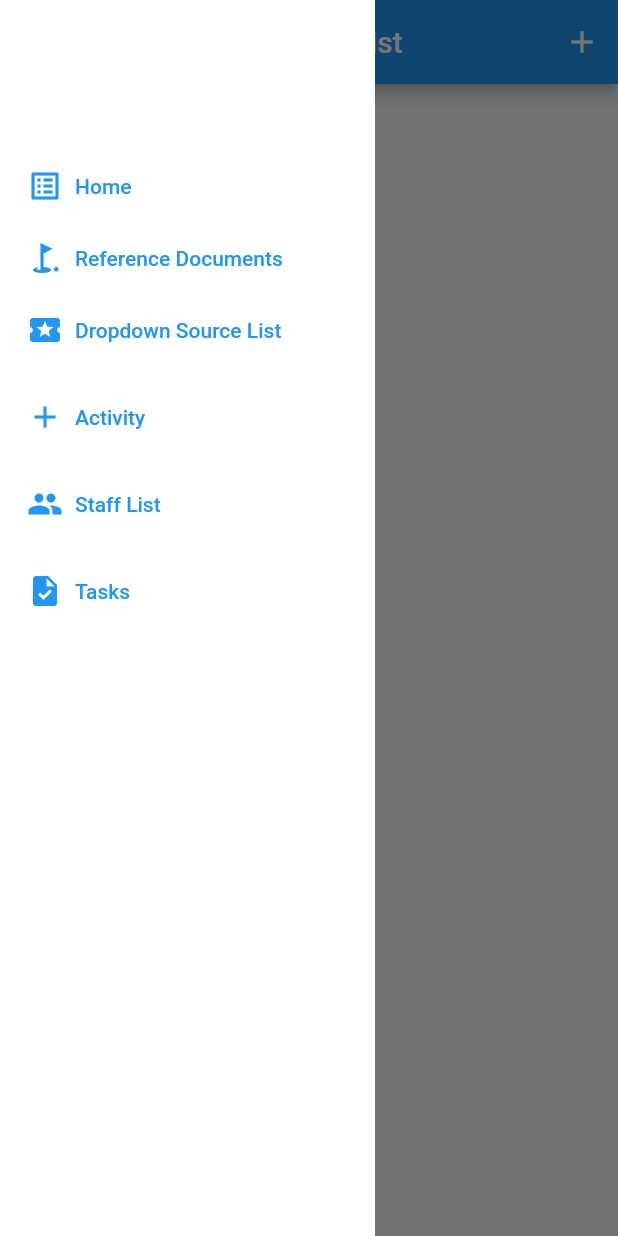
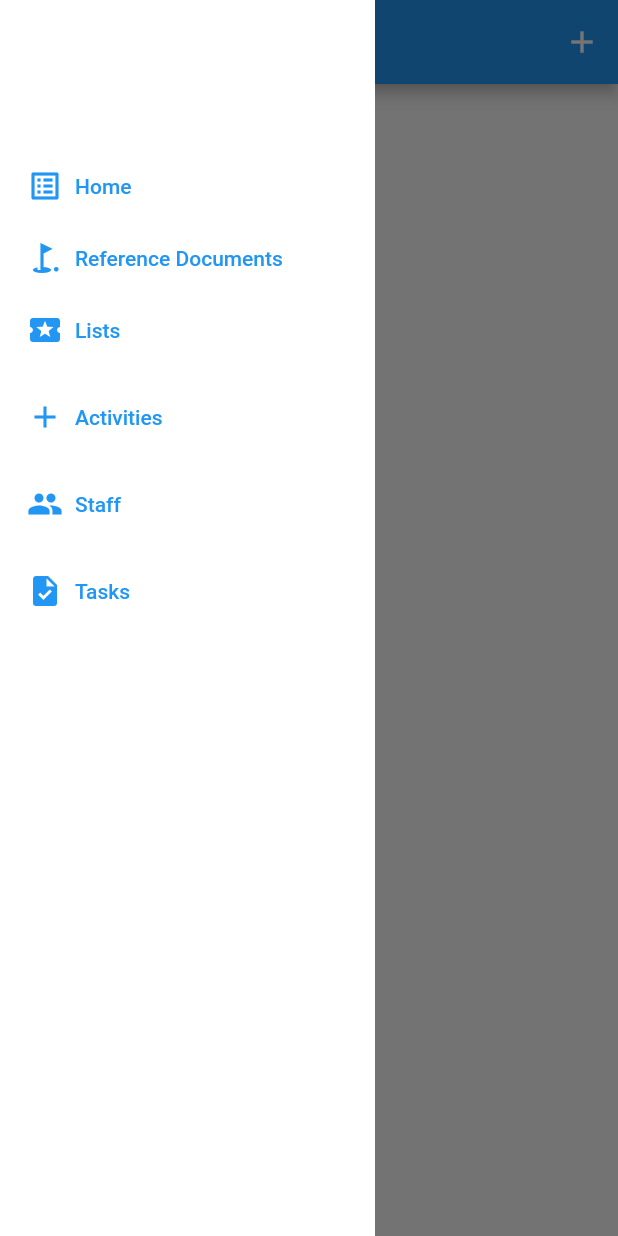
Before and after one commit to ebashirli/dops, a Flutter app: the screen it shows after launch, with the side drawer open, on a phone screen of 412 x 824 dp. Run offline on Flutter 3.47's test engine with Material 2 defaults, Android fonts, the phone set to English and light mode, and no system bars; our stand-ins replace cloud_firestore, date_field, dropdown_search, email_validator, firebase_core, get and 1 more; accounts and stored records are empty.

Commit message:
an unknown commit

```diff
--- a/lib/controllers/reference_document_controller.dart
+++ b/lib/controllers/reference_document_controller.dart
@@ -41,14 +41,14 @@ class ReferenceDocumentController extends GetxController {
     _documents.bindStream(_repository.getAllReferenceDocumentsAsStream());
   }
 
-  saveReferenceDocument({required ReferenceDocumentModel model}) async {
+  saveDocument({required ReferenceDocumentModel model}) async {
     CustomFullScreenDialog.showDialog();
     await _repository.addReferenceDocumentModel(model);
     CustomFullScreenDialog.cancelDialog();
     Get.back();
   }
 
-  updateReferenceDocument({
+  updateDocument({
     required ReferenceDocumentModel model,
   }) async {
     final isValid = referenceDocumentFormKey.currentState!.validate();
@@ -238,8 +238,8 @@ class ReferenceDocumentController extends GetxController {
                                 assignedDocumentsCount: 0,
                               );
                               aModel == null
-                                  ? saveReferenceDocument(model: model)
-                                  : updateReferenceDocument(model: model);
+                                  ? saveDocument(model: model)
+                                  : updateDocument(model: aModel);
                             },
                             child: Text(
                               aModel != null ? 'Update' : 'Add',
@@ -258,7 +258,7 @@ class ReferenceDocumentController extends GetxController {
     );
   }
 
-  List<Map<String, String>> get getDataForTableView {
+  List<Map<String, dynamic>> get getDataForTableView {
     return _documents.map((document) {
       Map<String, String> map = {};
       document.toMap().entries.forEach((entry) {
--- a/lib/main.dart
+++ b/lib/main.dart
@@ -31,8 +31,8 @@ Future<void> initServices() async {
       tag: 'reference_documents');
 
   await Get.putAsync<StorageService>(
-      () async => await FirebaseStorageService('employees'),
-      tag: 'employees');
+      () async => await FirebaseStorageService('staff'),
+      tag: 'staff');
 
   await Get.putAsync<StorageService>(
       () async => await FirebaseStorageService('tasks'),
--- a/lib/models/staff_model.dart
+++ b/lib/models/staff_model.dart
@@ -5,7 +5,7 @@ class StaffModel {
   String name;
   String surname;
   String patronymic;
-  String fullName;
+  String? fullName;
   String initial;
   String systemDesignation;
   String jobTitle;
@@ -28,7 +28,7 @@ class StaffModel {
     required this.name,
     required this.surname,
     required this.patronymic,
-    required this.fullName,
+    this.fullName,
     required this.initial,
     required this.systemDesignation,
     required this.jobTitle,
--- a/lib/repositories/staff_repository.dart
+++ b/lib/repositories/staff_repository.dart
@@ -4,12 +4,12 @@ import 'package:dops/services/firebase_service/storage_service.dart';
 import 'package:get/get.dart';
 
 class StaffRepository {
-  final _api = Get.find<StorageService>(tag: 'employees');
-  late List<StaffModel> employees = [];
+  final _api = Get.find<StorageService>(tag: 'staff');
+  late List<StaffModel> staff = [];
 
   Future fetchStaffModels() async {
     QuerySnapshot result = await _api.getData();
-    employees = result.docs
+    staff = result.docs
         .map(
           (snapshot) => StaffModel.fromMap(
             snapshot.data() as Map<String, dynamic>,
@@ -17,10 +17,10 @@ class StaffRepository {
           ),
         )
         .toList();
-    return employees;
+    return staff;
   }
 
-  Stream<List<StaffModel>> getAllEmployeesAsStream() {
+  Stream<List<StaffModel>> getAllStaffAsStream() {
     return _api.getDataAsStream().map((QuerySnapshot query) {
       List<StaffModel> returnValue = [];
       query.docs.forEach(
--- a/lib/views/activity_view.dart
+++ b/lib/views/activity_view.dart
@@ -1,5 +1,5 @@
 import 'package:dops/controllers/activity_controller.dart';
-import 'package:dops/views/table_view.dart';
+import 'package:dops/widgets/table_view_widget.dart';
 import 'package:flutter/material.dart';
 import 'package:get/get.dart';
 
--- a/lib/views/home_view.dart
+++ b/lib/views/home_view.dart
@@ -26,10 +26,7 @@ class HomeView extends GetView<HomeController> {
         return Scaffold(
           drawer: _buildDrawer(),
           appBar: _buildAppBar(),
-          body: Padding(
-            padding: EdgeInsets.all(20),
-            child: _buildBody(),
-          ),
+          body: _buildBody(),
         );
       },
     );
@@ -93,7 +90,7 @@ class HomeView extends GetView<HomeController> {
           ),
           TextButton.icon(
             icon: Icon(Icons.local_activity),
-            label: const Text('Dropdown Source List'),
+            label: const Text('Lists'),
             onPressed: () {
               controller.homeStates = HomeStates.DropdownSourceListState;
               Get.back();
@@ -102,7 +99,7 @@ class HomeView extends GetView<HomeController> {
           SizedBox(height: 10),
           TextButton.icon(
             icon: Icon(Icons.add),
-            label: const Text('Activity'),
+            label: const Text('Activities'),
             onPressed: () {
               controller.homeStates = HomeStates.ActivityState;
               Get.back();
@@ -111,7 +108,7 @@ class HomeView extends GetView<HomeController> {
           SizedBox(height: 10),
           TextButton.icon(
             icon: Icon(Icons.people),
-            label: const Text('Staff List'),
+            label: const Text('Staff'),
             onPressed: () {
               controller.homeStates = HomeStates.StaffState;
               Get.back();
@@ -140,12 +137,12 @@ class HomeView extends GetView<HomeController> {
         return 'Reference Documents';
 
       case HomeStates.DropdownSourceListState:
-        return 'Dropdown Source List';
+        return 'Lists';
 
       case HomeStates.StaffState:
-        return 'Staff List';
+        return 'Staff';
       case HomeStates.TaskState:
-        return 'Task List';
+        return 'Tasks';
     }
   }
 
--- a/lib/views/reference_document_view.dart
+++ b/lib/views/reference_document_view.dart
@@ -1,4 +1,4 @@
-import 'package:dops/views/table_view.dart';
+import 'package:dops/widgets/table_view_widget.dart';
 import 'package:flutter/material.dart';
 import 'package:get/get.dart';
 import 'package:dops/controllers/reference_document_controller.dart';
--- a/lib/views/staff_view.dart
+++ b/lib/views/staff_view.dart
@@ -1,5 +1,5 @@
 import 'package:dops/controllers/staff_controller.dart';
-import 'package:dops/views/table_view.dart';
+import 'package:dops/widgets/table_view_widget.dart';
 import 'package:flutter/material.dart';
 import 'package:get/get.dart';
 
--- a/lib/views/task_view.dart
+++ b/lib/views/task_view.dart
@@ -1,5 +1,5 @@
 import 'package:dops/controllers/task_controller.dart';
-import 'package:dops/views/table_view.dart';
+import 'package:dops/widgets/table_view_widget.dart';
 import 'package:flutter/material.dart';
 import 'package:get/get.dart';
 
--- a/lib/widgets/custom_dropdown_menu_widget.dart
+++ b/lib/widgets/custom_dropdown_menu_widget.dart
@@ -1,7 +1,5 @@
 import 'package:dropdown_search/dropdown_search.dart';
 import 'package:flutter/material.dart';
-
-import 'package:dops/constants/lists.dart';
 
 // ignore: must_be_immutable
 class CustomDropdownMenu extends StatelessWidget {
--- a/lib/widgets/custom_multiselect_dropdown_menu_widget.dart
+++ b/lib/widgets/custom_multiselect_dropdown_menu_widget.dart
@@ -6,12 +6,14 @@ class CustomMultiselectDropdownMenu extends StatelessWidget {
   late List<String> items;
   final void Function(List<String>) onChanged;
   final String hint;
+  final List<String> selectedItems;
 
   CustomMultiselectDropdownMenu({
     Key? key,
     required this.onChanged,
     required this.items,
     required this.hint,
+    required this.selectedItems,
   }) : super(key: key);
 
   @override
@@ -19,6 +21,7 @@ class CustomMultiselectDropdownMenu extends StatelessWidget {
     return Column(
       children: [
         DropdownSearch<String>.multiSelection(
+          selectedItems: selectedItems,
           validator: (List<String>? v) {
             return v == null || v.isEmpty ? "required field" : null;
           },
--- a/lib/widgets/custom_string_text_field_widget.dart
+++ b/lib/widgets/custom_string_text_field_widget.dart
@@ -4,12 +4,14 @@ class CustomStringTextField extends StatelessWidget {
   final TextEditingController controller;
   final String labelText;
   final double? width;
+  final String? Function(String?)? validator;
 
   const CustomStringTextField({
     Key? key,
     required this.controller,
     required this.labelText,
     this.width,
+    this.validator,
   }) : super(key: key);
 
   @override
@@ -28,9 +30,7 @@ class CustomStringTextField extends StatelessWidget {
               ),
             ),
             controller: controller,
-            validator: (value) {
-              // return validateName(value!);
-            },
+            validator: validator,
           ),
           SizedBox(height: 10),
         ],
--- a/pubspec.yaml
+++ b/pubspec.yaml
@@ -22,6 +22,7 @@ dependencies:
   firebase_auth: ^3.1.4
   recase: ^4.0.0
   multi_select_flutter: ^4.0.0
+  email_validator: ^2.0.1
 
 
   flutter:
```
Also changed, not shown: lib/controllers/activity_controller.dart (+5 -5 lines), lib/controllers/staff_controller.dart (+34 -7 lines), lib/controllers/task_controller.dart (+8 -8 lines), lib/widgets/table_view_widget.dart (renamed from lib/views/table_view.dart, +35 -13 lines), pubspec.lock.
